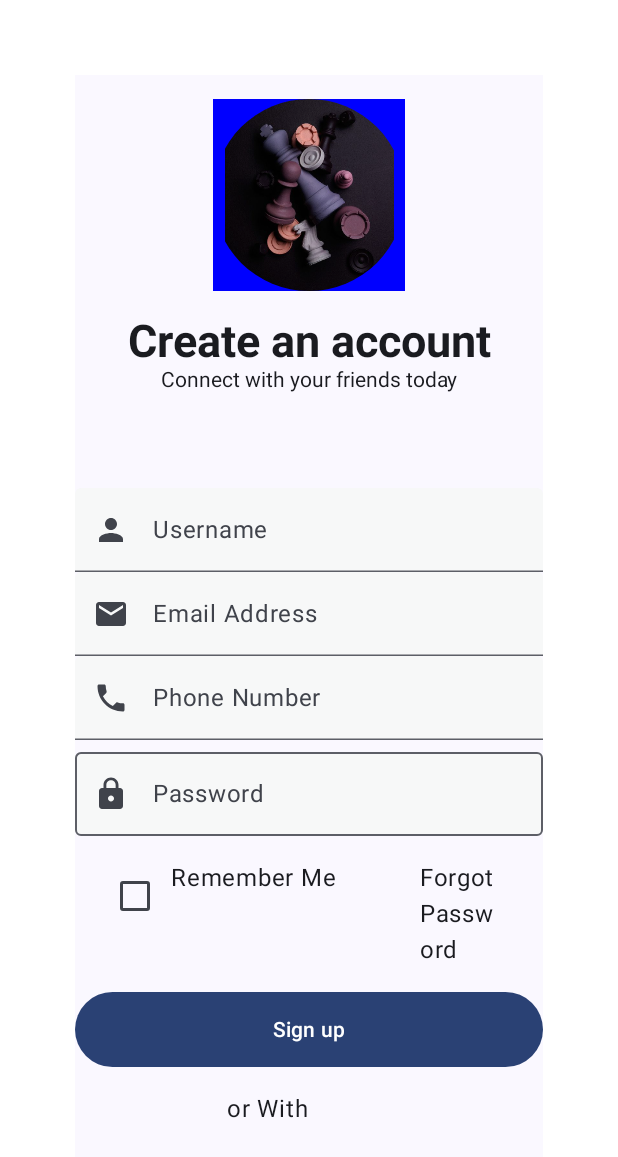
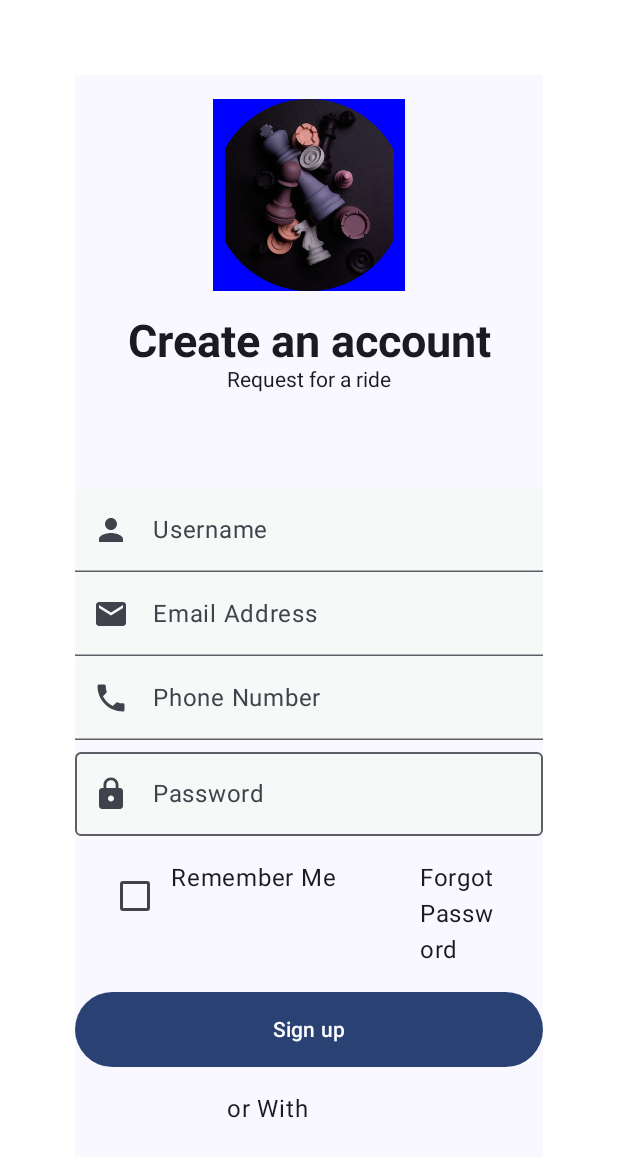
Before and after one commit to Abigael-Wasabi/signupANDROID, an Android app built with Jetpack Compose: the screen it shows after launch (MainActivity), on a phone screen of 412 x 824 dp. Shown: the top 1157 px of the screen. Run offline under Robolectric (Android 15) with nearby library versions, the phone set to English and light mode, and no system bars.

```diff
--- a/app/src/main/java/com/ist/simpleloginscreen/screens/SignupScreen.kt
+++ b/app/src/main/java/com/ist/simpleloginscreen/screens/SignupScreen.kt
@@ -42,16 +42,18 @@ fun SignupScreen(navController: NavHostController) {
             .background(Color.White)
             .padding(50.dp)
     ) {
-        Column(modifier = Modifier.fillMaxSize(),
+        Column(
+            modifier = Modifier.fillMaxSize(),
             verticalArrangement = Arrangement.Center,
-            horizontalAlignment = Alignment.CenterHorizontally){
+            horizontalAlignment = Alignment.CenterHorizontally
+        ) {
             MyProfile()
             HeadingTextComponent(value = "Create an account")
-            SimpleTextComponent(value = "Connect with your friends today")
-            UserFieldComponent(labelValue ="Username", icon = Icons.Default.Person)
-            UserFieldComponent(labelValue ="Email Address", icon = Icons.Default.Email)
-            UserFieldComponent(labelValue ="Phone Number", icon = Icons.Default.Phone)
-            PasswordTextFieldComponent(labelValue = "Password", icon = Icons.Default.Lock )
+            SimpleTextComponent(value = "Request for a ride")
+            UserFieldComponent(labelValue = "Username", icon = Icons.Default.Person)
+            UserFieldComponent(labelValue = "Email Address", icon = Icons.Default.Email)
+            UserFieldComponent(labelValue = "Phone Number", icon = Icons.Default.Phone)
+            PasswordTextFieldComponent(labelValue = "Password", icon = Icons.Default.Lock)
             RememberMe()
             ButtonComponent(value = "Sign up")
             OrWith()
@@ -60,8 +62,6 @@ fun SignupScreen(navController: NavHostController) {
         }
     }
 }
-
-
 
 
 @Composable
```
Also changed, not shown: app/src/main/java/com/ist/simpleloginscreen/repo/userRepo.kt (+8 -2 lines).
